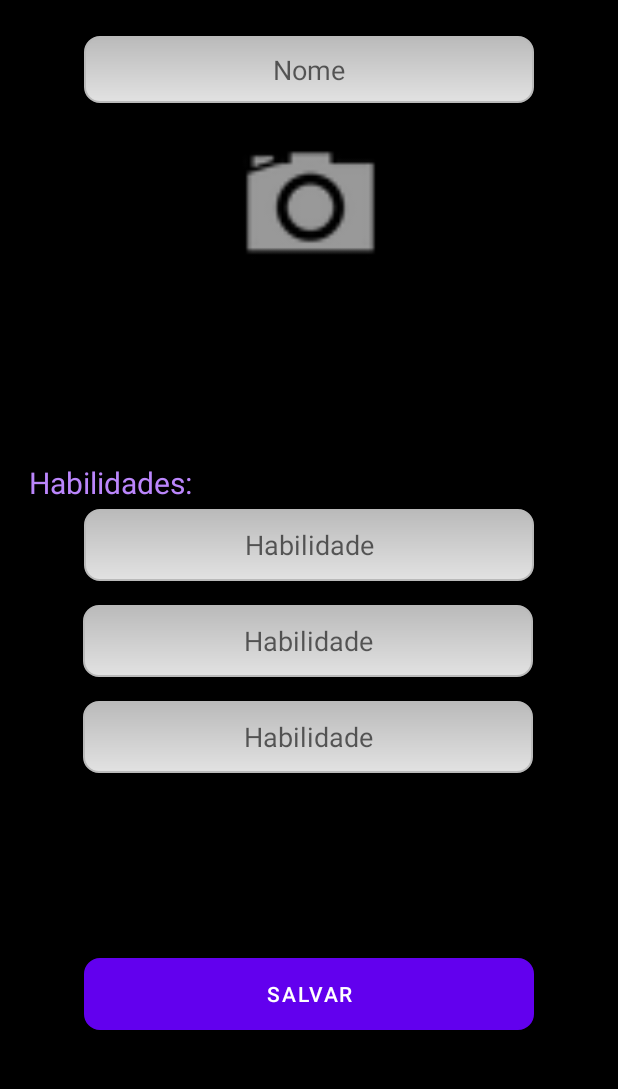
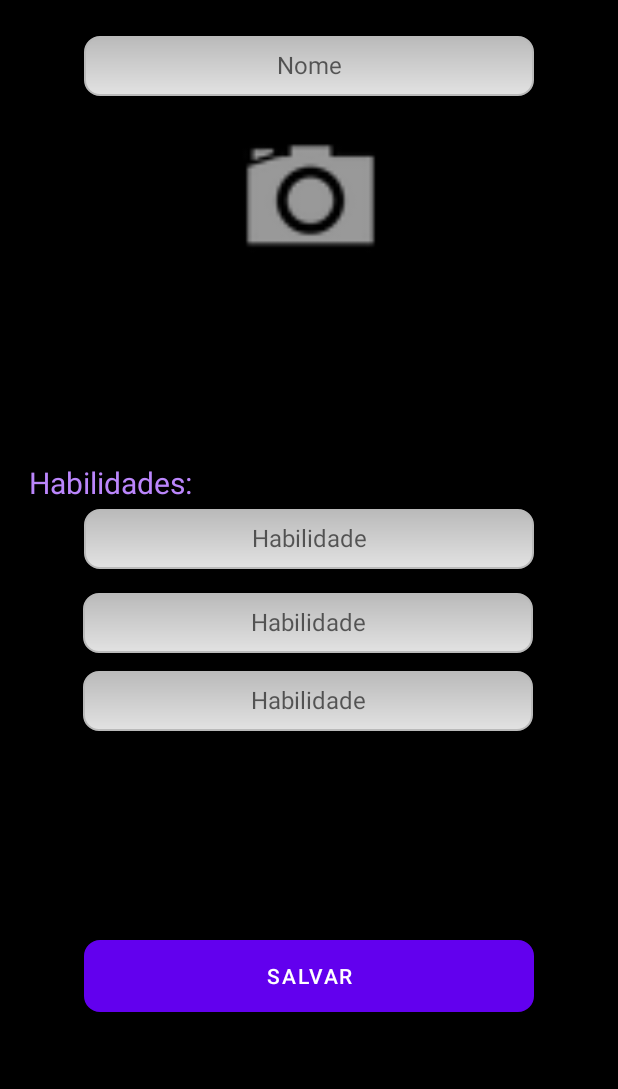
Before and after one commit to luisferraz/mutants_app, an Android app: the CadastroActivity screen opened directly, with no data from a screen before it, on a phone screen of 412 x 824 dp, the part 84-1173 px from its top. Run offline under Robolectric (Android 15) with nearby library versions, the phone set to English and light mode, and no system bars; 1 statement that could not run was skipped.

Commit message:
fix: cadastro layout

```diff
--- a/app/src/main/res/layout/activity_cadastro.xml
+++ b/app/src/main/res/layout/activity_cadastro.xml
@@ -50,7 +50,7 @@
         android:id="@+id/editTextCadastroHabilidade1"
         style="@style/FormComponents"
         android:layout_width="wrap_content"
-        android:layout_height="wrap_content"
+        android:layout_height="40dp"
         android:layout_marginTop="4dp"
         android:width="300dp"
         android:ems="10"
@@ -59,6 +59,7 @@
         android:inputType="textPersonName"
         android:minHeight="48dp"
         android:textAlignment="center"
+        android:textSize="16sp"
         app:layout_constraintEnd_toEndOf="parent"
         app:layout_constraintHorizontal_bias="0.504"
         app:layout_constraintStart_toStartOf="parent"
@@ -68,7 +69,7 @@
         android:id="@+id/editTextCadastroHabilidade2"
         style="@style/FormComponents"
         android:layout_width="wrap_content"
-        android:layout_height="wrap_content"
+        android:layout_height="40dp"
         android:layout_marginTop="16dp"
         android:width="300dp"
         android:ems="10"
@@ -76,6 +77,7 @@
         android:inputType="textPersonName"
         android:minHeight="48dp"
         android:textAlignment="center"
+        android:textSize="16sp"
         app:layout_constraintEnd_toEndOf="parent"
         app:layout_constraintHorizontal_bias="0.495"
         app:layout_constraintStart_toStartOf="parent"
@@ -85,14 +87,15 @@
         android:id="@+id/editTextCadastroHabilidade3"
         style="@style/FormComponents"
         android:layout_width="wrap_content"
-        android:layout_height="wrap_content"
-        android:layout_marginTop="16dp"
+        android:layout_height="40dp"
+        android:layout_marginTop="12dp"
         android:width="300dp"
         android:ems="10"
         android:hint="Habilidade"
         android:inputType="textPersonName"
         android:minHeight="48dp"
         android:textAlignment="center"
+        android:textSize="16sp"
         app:layout_constraintEnd_toEndOf="parent"
         app:layout_constraintHorizontal_bias="0.495"
         app:layout_constraintStart_toStartOf="parent"
@@ -117,13 +120,14 @@
         android:id="@+id/editTextCadastroNome"
         style="@style/FormComponents"
         android:layout_width="wrap_content"
-        android:layout_height="wrap_content"
+        android:layout_height="40dp"
         android:layout_marginTop="24dp"
         android:width="300dp"
         android:ems="10"
         android:hint="Nome"
         android:inputType="textPersonName"
         android:textAlignment="center"
+        android:textSize="16sp"
         app:layout_constraintEnd_toEndOf="parent"
         app:layout_constraintStart_toStartOf="parent"
         app:layout_constraintTop_toTopOf="parent" />
```
